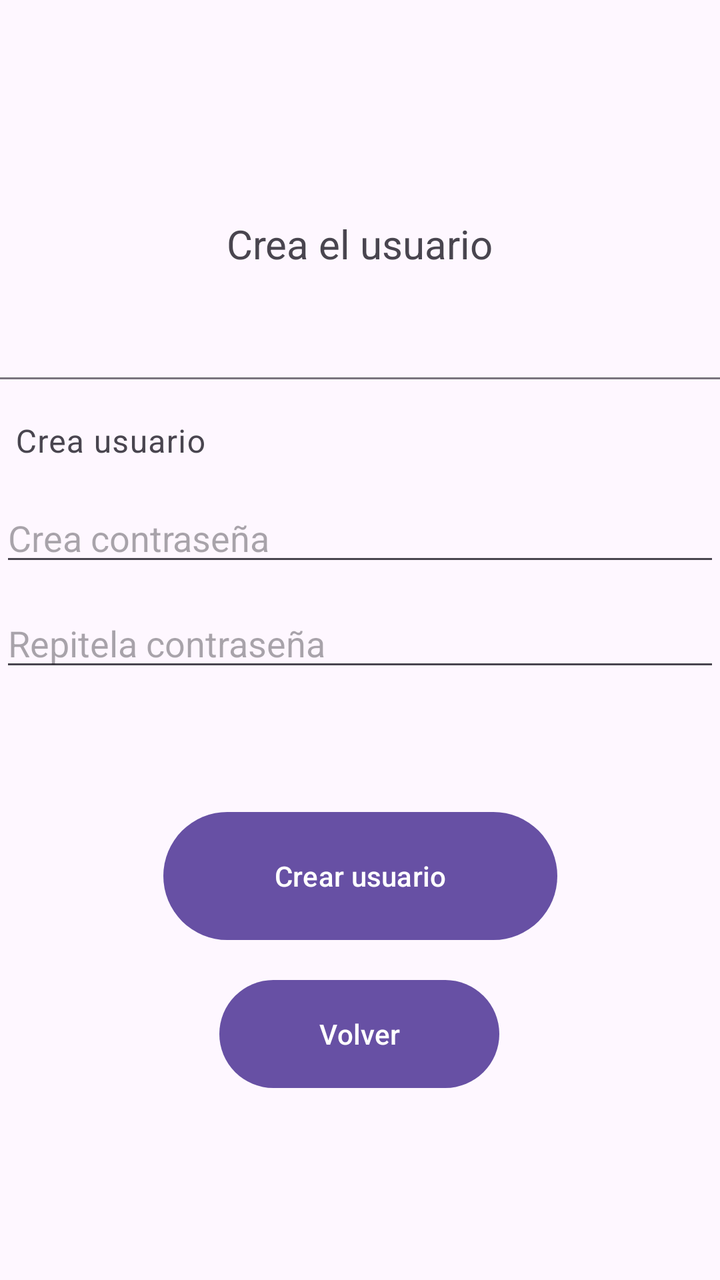
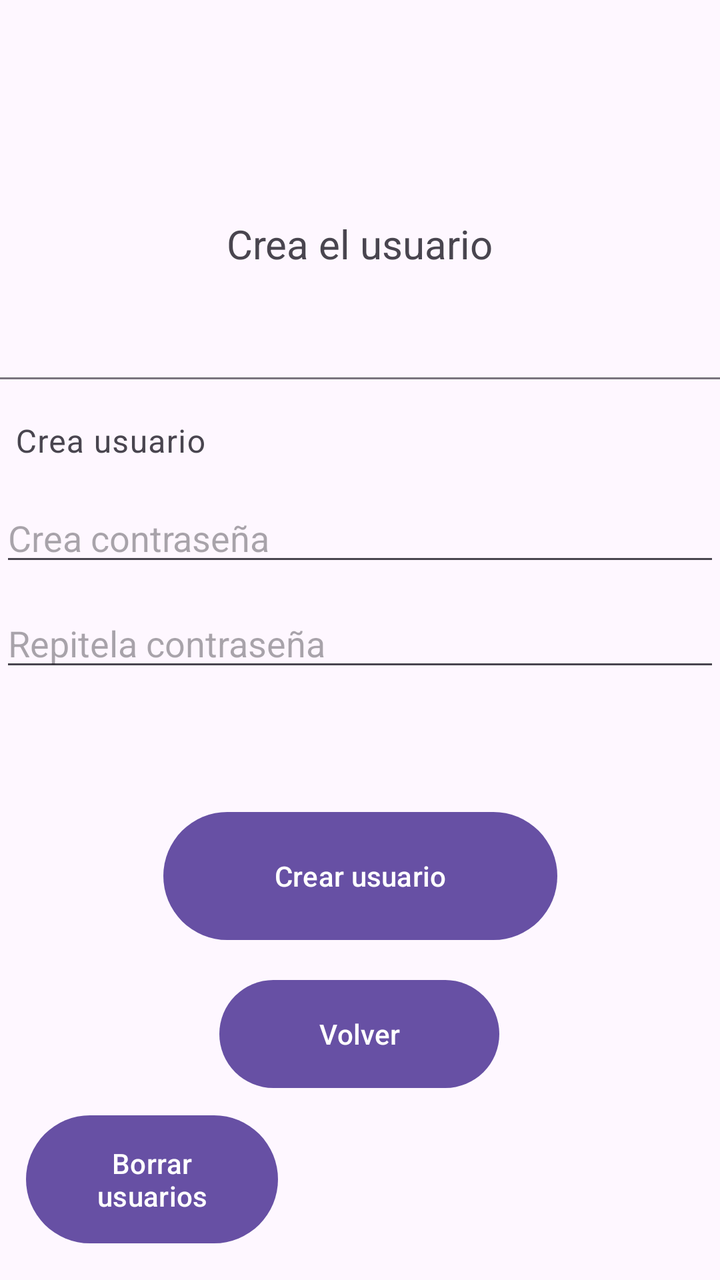

An Android layout rendered at two revisions. The XML below is the earlier revision; the diff shows what the commit changed to produce the second picture.
<!-- AndroidManifest.xml: application theme Theme.LoginIn -->
<!-- res/layout/act_create.xml -->
<?xml version="1.0" encoding="utf-8"?>
<androidx.constraintlayout.widget.ConstraintLayout xmlns:android="http://schemas.android.com/apk/res/android"
    xmlns:app="http://schemas.android.com/apk/res-auto"
    xmlns:tools="http://schemas.android.com/tools"
    android:layout_width="match_parent"
    android:layout_height="match_parent">

    <com.google.android.material.textfield.TextInputLayout
        android:id="@+id/textInputLayout"
        android:layout_width="412dp"
        android:layout_height="47dp"
        app:layout_constraintBottom_toBottomOf="parent"
        app:layout_constraintEnd_toEndOf="parent"
        app:layout_constraintHorizontal_bias="0.172"
        app:layout_constraintStart_toStartOf="parent"
        app:layout_constraintTop_toTopOf="parent"
        app:layout_constraintVertical_bias="0.309">

        <com.google.android.material.textfield.TextInputEditText
            android:id="@+id/crearUser"
            android:layout_width="match_parent"
            android:layout_height="64dp"
            android:hint="@string/crea_usuario" />
    </com.google.android.material.textfield.TextInputLayout>

    <com.google.android.material.textfield.TextInputEditText
        android:id="@+id/crearCon"
        android:layout_width="match_parent"
        android:layout_height="wrap_content"
        android:hint="@string/crea_contrase_a"
        app:layout_constraintBottom_toBottomOf="parent"
        app:layout_constraintEnd_toEndOf="parent"
        app:layout_constraintHorizontal_bias="0.0"
        app:layout_constraintStart_toStartOf="parent"
        app:layout_constraintTop_toTopOf="parent"
        app:layout_constraintVertical_bias="0.412" />

    <com.google.android.material.textfield.TextInputEditText
        android:id="@+id/repiteCon"
        android:layout_width="match_parent"
        android:layout_height="wrap_content"
        android:hint="@string/repitela_contrase_a"
        app:layout_constraintBottom_toBottomOf="parent"
        app:layout_constraintEnd_toEndOf="parent"
        app:layout_constraintHorizontal_bias="0.0"
        app:layout_constraintStart_toStartOf="parent"
        app:layout_constraintTop_toTopOf="parent" />

    <TextView
        android:id="@+id/textoDeCrear"
        android:layout_width="285dp"
        android:layout_height="69dp"
        android:gravity="center"
        android:text="@string/crea_el_usuario"
        android:textSize="60px"
        app:layout_constraintBottom_toBottomOf="parent"
        app:layout_constraintEnd_toEndOf="parent"
        app:layout_constraintHorizontal_bias="0.498"
        app:layout_constraintStart_toStartOf="parent"
        app:layout_constraintTop_toTopOf="parent"
        app:layout_constraintVertical_bias="0.153" />

    <Button
        android:id="@+id/botonCrear"
        android:layout_width="197dp"
        android:layout_height="72dp"
        android:text="@string/crear_usuario"
        app:layout_constraintBottom_toBottomOf="parent"
        app:layout_constraintEnd_toEndOf="parent"
        app:layout_constraintStart_toStartOf="parent"
        app:layout_constraintTop_toTopOf="parent"
        app:layout_constraintVertical_bias="0.708" />

    <Button
        android:id="@+id/botonVolver"
        android:layout_width="140dp"
        android:layout_height="62dp"
        android:text="@string/volver"
        app:layout_constraintBottom_toBottomOf="parent"
        app:layout_constraintEnd_toEndOf="parent"
        app:layout_constraintHorizontal_bias="0.498"
        app:layout_constraintStart_toStartOf="parent"
        app:layout_constraintTop_toTopOf="parent"
        app:layout_constraintVertical_bias="0.841" />
</androidx.constraintlayout.widget.ConstraintLayout>
<!-- resources referenced by this layout -->
<resources>
  <string name="crea_contrase_a">Crea contraseña</string>
  <string name="crea_el_usuario">Crea el usuario</string>
  <string name="crea_usuario">Crea usuario</string>
  <string name="crear_usuario">Crear usuario</string>
  <string name="repitela_contrase_a">Repitela contraseña</string>
  <string name="volver">Volver</string>
  <style name="Theme.LoginIn" parent="Base.Theme.LoginIn" />
  <style name="Base.Theme.LoginIn" parent="Theme.Material3.DayNight.NoActionBar">
          
          
      </style>
</resources>

<!-- the commit's change to res/layout/act_create.xml (unified diff, before → after) -->
@@ -82,4 +82,17 @@
         app:layout_constraintStart_toStartOf="parent"
         app:layout_constraintTop_toTopOf="parent"
         app:layout_constraintVertical_bias="0.841" />
+
+    <Button
+        android:id="@+id/botonBorrar"
+        android:layout_width="126dp"
+        android:layout_height="72dp"
+        android:text="@string/borrar_usuarios"
+        app:layout_constraintBottom_toBottomOf="parent"
+        app:layout_constraintEnd_toEndOf="parent"
+        app:layout_constraintHorizontal_bias="0.056"
+        app:layout_constraintStart_toStartOf="parent"
+        app:layout_constraintTop_toTopOf="parent"
+        app:layout_constraintVertical_bias="0.975" />
+
 </androidx.constraintlayout.widget.ConstraintLayout>
<!-- resource entries referenced after the edit -->
@@ -1,5 +1,6 @@
 <!-- resources referenced by this layout -->
 <resources>
+  <string name="borrar_usuarios">Borrar usuarios</string>
   <string name="crea_contrase_a">Crea contraseña</string>
   <string name="crea_el_usuario">Crea el usuario</string>
   <string name="crea_usuario">Crea usuario</string>
